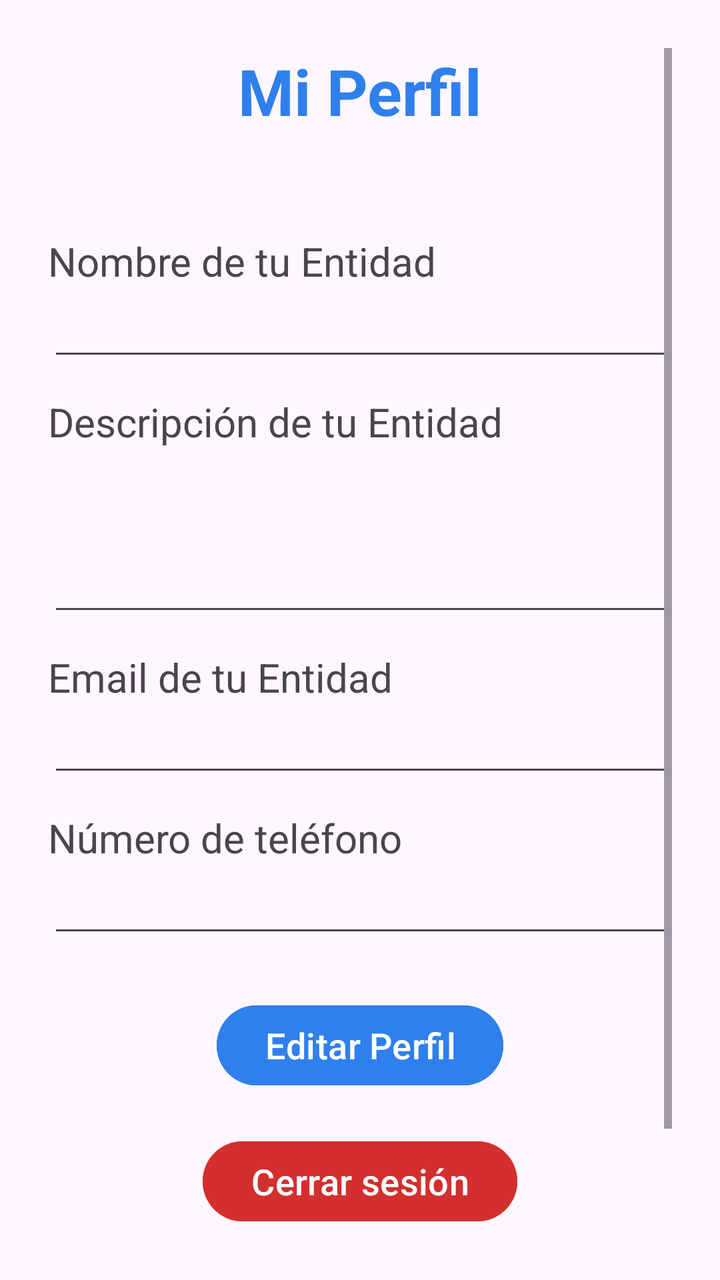
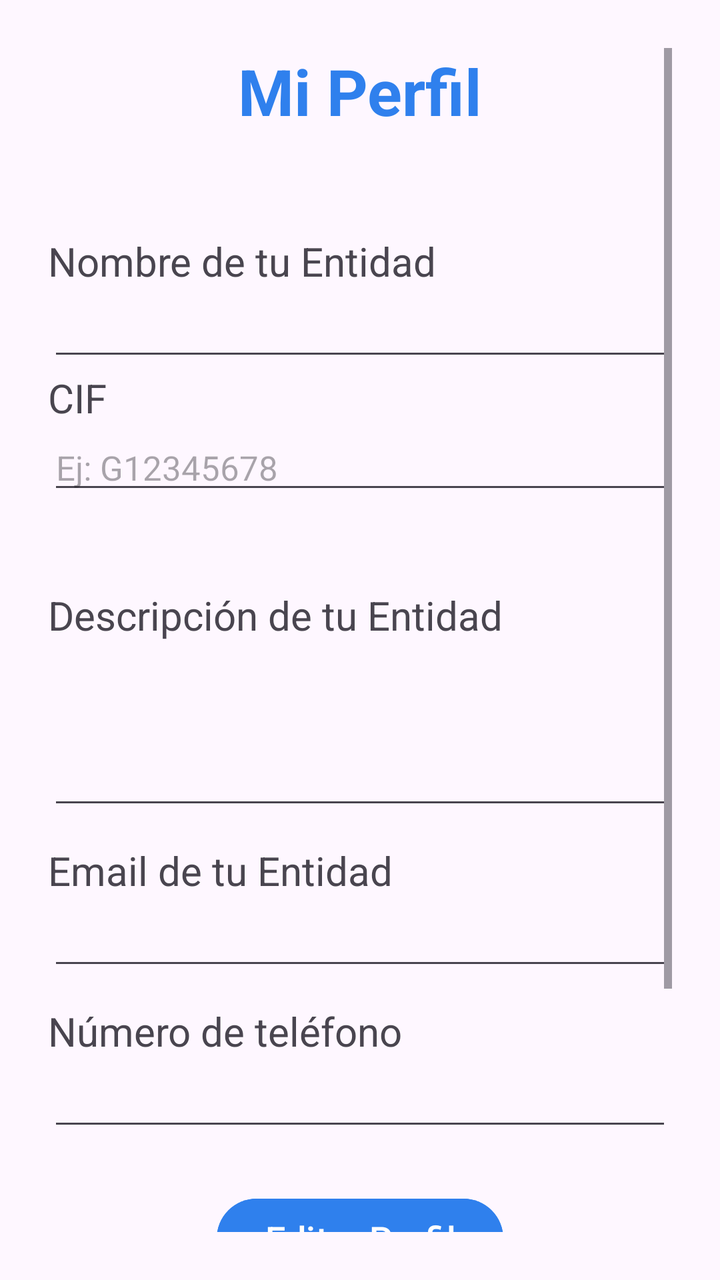

Before-and-after screenshots of an Android layout around one commit, followed by the original layout XML and the change that was made.
<!-- AndroidManifest.xml: application theme Theme.Conecta_Voluntariado_TFG -->
<!-- res/layout/activity_entity_profile.xml -->
<?xml version="1.0" encoding="utf-8"?>
<androidx.constraintlayout.widget.ConstraintLayout xmlns:android="http://schemas.android.com/apk/res/android"
    xmlns:app="http://schemas.android.com/apk/res-auto"
    xmlns:tools="http://schemas.android.com/tools"
    android:id="@+id/main"
    android:layout_width="match_parent"
    android:layout_height="match_parent"
    android:padding="24dp"
    tools:context=".EntityProfileActivity">

    <ScrollView
        android:layout_width="0dp"
        android:layout_height="0dp"
        android:fillViewport="true"
        app:layout_constraintBottom_toBottomOf="parent"
        app:layout_constraintEnd_toEndOf="parent"
        app:layout_constraintStart_toStartOf="parent"
        app:layout_constraintTop_toTopOf="parent">

        <LinearLayout
            android:layout_width="match_parent"
            android:layout_height="wrap_content"
            android:orientation="vertical">

            <TextView
                android:id="@+id/tvProfile"
                android:layout_width="wrap_content"
                android:layout_height="wrap_content"
                android:layout_gravity="center_horizontal"
                android:text="Mi Perfil"
                android:textColor="@color/brand_blue"
                android:textSize="32sp"
                android:textStyle="bold" />

            <LinearLayout
                android:id="@+id/linearLayout"
                android:layout_width="match_parent"
                android:layout_height="wrap_content"
                android:orientation="vertical">

                <TextView
                    android:layout_width="match_parent"
                    android:layout_height="wrap_content"
                    android:layout_marginTop="50dp"
                    android:text="Nombre de tu Entidad"
                    android:textSize="20sp" />

                <EditText
                    android:id="@+id/etNameEntity"
                    android:layout_width="match_parent"
                    android:layout_height="wrap_content" />

                <TextView
                    android:layout_width="match_parent"
                    android:layout_height="wrap_content"
                    android:layout_marginTop="12dp"
                    android:inputType="textMultiLine"
                    android:minLines="3"
                    android:text="Descripción de tu Entidad"
                    android:textSize="20sp" />

                <EditText
                    android:id="@+id/etDescEntity"
                    android:layout_width="match_parent"
                    android:layout_height="wrap_content" />

                <TextView
                    android:layout_width="match_parent"
                    android:layout_height="wrap_content"
                    android:layout_marginTop="12dp"
                    android:text="Email de tu Entidad"
                    android:textSize="20sp" />

                <EditText
                    android:id="@+id/etEmailEntity"
                    android:layout_width="match_parent"
                    android:layout_height="wrap_content" />

                <TextView
                    android:layout_width="match_parent"
                    android:layout_height="wrap_content"
                    android:layout_marginTop="12dp"
                    android:text="Número de teléfono"
                    android:textSize="20sp" />

                <EditText
                    android:id="@+id/etPhoneNumber"
                    android:layout_width="match_parent"
                    android:layout_height="wrap_content" />

            </LinearLayout>

            <Button
                android:id="@+id/btnSaveProfile"
                android:layout_width="wrap_content"
                android:layout_height="wrap_content"
                android:layout_gravity="center_horizontal"
                android:layout_marginTop="25dp"
                android:backgroundTint="@color/brand_blue"
                android:text="Editar Perfil"
                android:textSize="18sp" />

            <Button
                android:id="@+id/btnSignOut"
                android:layout_width="wrap_content"
                android:layout_height="wrap_content"
                android:layout_gravity="center_horizontal"
                android:layout_marginTop="20dp"
                android:backgroundTint="@color/light_red"
                android:text="Cerrar sesión"
                android:textSize="18sp" />

            <Button
                android:id="@+id/btnDeleteUser"
                android:layout_width="wrap_content"
                android:layout_height="wrap_content"
                android:layout_gravity="center_horizontal"
                android:layout_marginTop="10dp"
                android:backgroundTint="@color/light_red"
                android:text="Eliminar cuenta"
                android:textSize="18sp" />

        </LinearLayout>

    </ScrollView>

</androidx.constraintlayout.widget.ConstraintLayout>
<!-- resources referenced by this layout -->
<resources>
  <color name="brand_blue">#2F80ED</color>
  <color name="light_red">#D32F2F</color>
  <style name="Theme.Conecta_Voluntariado_TFG" parent="Base.Theme.Conecta_Voluntariado_TFG" />
  <style name="Base.Theme.Conecta_Voluntariado_TFG" parent="Theme.Material3.DayNight.NoActionBar">
          
          
      </style>
</resources>

<!-- the commit's change to res/layout/activity_entity_profile.xml (unified diff, before → after) -->
@@ -49,6 +49,20 @@
                     android:id="@+id/etNameEntity"
                     android:layout_width="match_parent"
                     android:layout_height="wrap_content" />
+
+                <TextView
+                    android:layout_width="match_parent"
+                    android:layout_height="wrap_content"
+                    android:text="CIF"
+                    android:textSize="20sp" />
+
+                <EditText
+                    android:id="@+id/etCif"
+                    android:layout_width="match_parent"
+                    android:layout_height="wrap_content"
+                    android:layout_marginBottom="30dp"
+                    android:hint="Ej: G12345678"
+                    android:textSize="17sp" />
 
                 <TextView
                     android:layout_width="match_parent"
